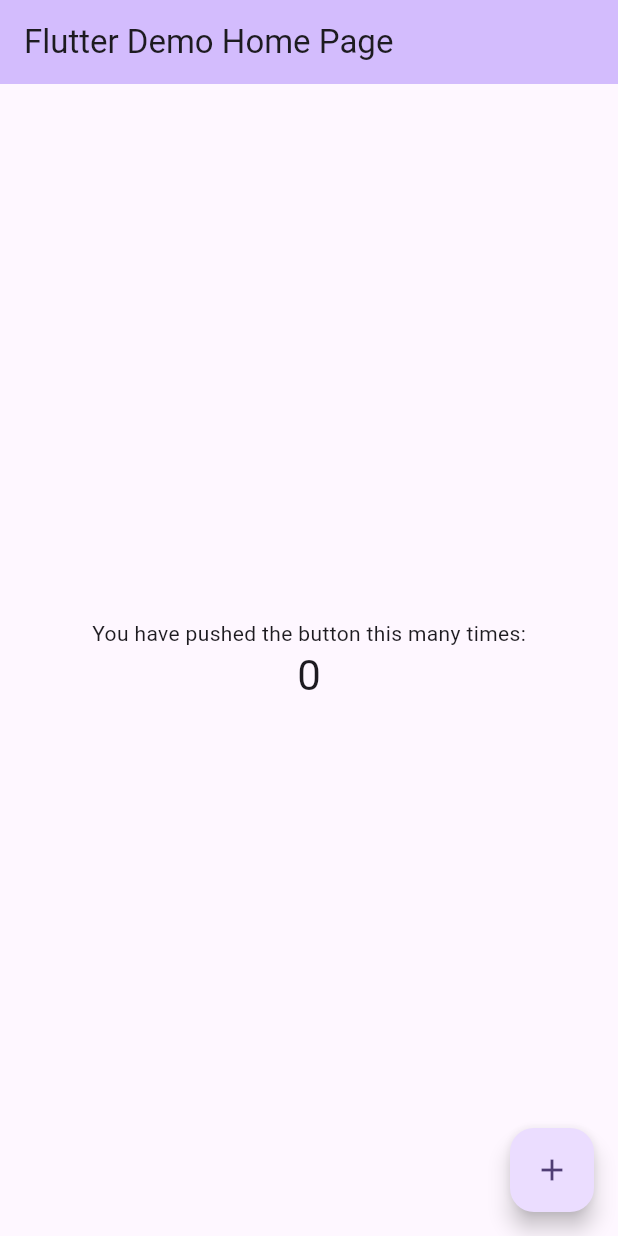
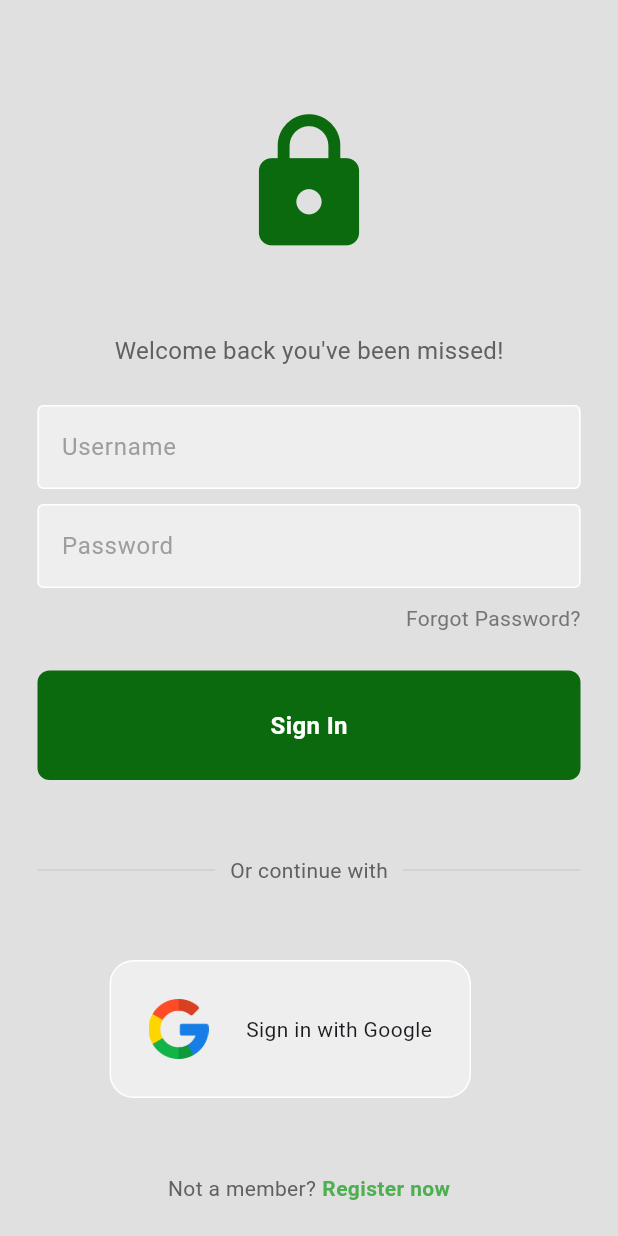
Before and after one commit to maitry4/EcoConnect, a Flutter app: the screen it shows after launch, on a phone screen of 412 x 824 dp. Run offline on Flutter 3.47's test engine with Material 3 defaults, Android fonts, the phone set to English and light mode, and no system bars.

Commit message:
Created Login UI

```diff
--- /dev/null
+++ b/eco_connect/lib/components/my_button.dart
@@ -0,0 +1,32 @@
+import 'package:flutter/material.dart';
+
+class MyButton extends StatelessWidget {
+  final Function()? onTap;
+
+  const MyButton({super.key, required this.onTap});
+
+  @override
+  Widget build(BuildContext context) {
+    return GestureDetector(
+      onTap: onTap,
+      child: Container(
+        padding: const EdgeInsets.all(25),
+        margin: const EdgeInsets.symmetric(horizontal: 25),
+        decoration: BoxDecoration(
+          color: Color.fromARGB(255, 11, 106, 14),
+          borderRadius: BorderRadius.circular(8),
+        ),
+        child: const Center(
+          child: Text(
+            "Sign In",
+            style: TextStyle(
+              color: Colors.white,
+              fontWeight: FontWeight.bold,
+              fontSize: 16,
+            ),
+          ),
+        ),
+      ),
+    );
+  }
+}
--- /dev/null
+++ b/eco_connect/lib/components/my_textfield.dart
@@ -0,0 +1,36 @@
+import 'package:flutter/material.dart';
+
+class MyTextField extends StatelessWidget {
+  final controller;
+  final String hintText;
+  final bool obscureText;
+
+  const MyTextField({
+    super.key,
+    required this.controller,
+    required this.hintText,
+    required this.obscureText,
+  });
+
+  @override
+  Widget build(BuildContext context) {
+    return Padding(
+      padding: const EdgeInsets.symmetric(horizontal: 25.0),
+      child: TextField(
+        controller: controller,
+        obscureText: obscureText,
+        decoration: InputDecoration(
+            enabledBorder: const OutlineInputBorder(
+              borderSide: BorderSide(color: Colors.white),
+            ),
+            focusedBorder: OutlineInputBorder(
+              borderSide: BorderSide(color: Colors.grey.shade400),
+            ),
+            fillColor: Colors.grey.shade200,
+            filled: true,
+            hintText: hintText,
+            hintStyle: TextStyle(color: Colors.grey[500])),
+      ),
+    );
+  }
+}
--- /dev/null
+++ b/eco_connect/lib/components/square_tile.dart
@@ -0,0 +1,31 @@
+import 'package:flutter/material.dart';
+
+class SquareTile extends StatelessWidget {
+  final String imagePath;
+  const SquareTile({
+    super.key,
+    required this.imagePath,
+  });
+
+  @override
+  Widget build(BuildContext context) {
+    return Container(
+      padding: EdgeInsets.all(25),
+      decoration: BoxDecoration(
+        border: Border.all(color: Colors.white),
+        borderRadius: BorderRadius.circular(16),
+        color: Colors.grey[200],
+      ),
+      child: Row(
+        children: [
+          Image.asset(
+            imagePath,
+            height: 40,
+          ),
+          SizedBox(width: 25,),
+          Text("Sign in with Google")
+        ],
+      ),
+    );
+  }
+}
--- a/eco_connect/lib/main.dart
+++ b/eco_connect/lib/main.dart
@@ -1,4 +1,5 @@
 import 'package:flutter/material.dart';
+import 'pages/login_page.dart';
 
 void main() {
   runApp(const MyApp());
@@ -7,119 +8,11 @@
 class MyApp extends StatelessWidget {
   const MyApp({super.key});
 
-  // This widget is the root of your application.
   @override
   Widget build(BuildContext context) {
     return MaterialApp(
-      title: 'Flutter Demo',
-      theme: ThemeData(
-        // This is the theme of your application.
-        //
-        // TRY THIS: Try running your application with "flutter run". You'll see
-        // the application has a purple toolbar. Then, without quitting the app,
-        // try changing the seedColor in the colorScheme below to Colors.green
-        // and then invoke "hot reload" (save your changes or press the "hot
-        // reload" button in a Flutter-supported IDE, or press "r" if you used
-        // the command line to start the app).
-        //
-        // Notice that the counter didn't reset back to zero; the application
-        // state is not lost during the reload. To reset the state, use hot
-        // restart instead.
-        //
-        // This works for code too, not just values: Most code changes can be
-        // tested with just a hot reload.
-        colorScheme: ColorScheme.fromSeed(seedColor: Colors.deepPurple),
-        useMaterial3: true,
-      ),
-      home: const MyHomePage(title: 'Flutter Demo Home Page'),
+      debugShowCheckedModeBanner: false,
+      home: LoginPage(),
     );
   }
 }
-
-class MyHomePage extends StatefulWidget {
-  const MyHomePage({super.key, required this.title});
-
-  // This widget is the home page of your application. It is stateful, meaning
-  // that it has a State object (defined below) that contains fields that affect
-  // how it looks.
-
-  // This class is the configuration for the state. It holds the values (in this
-  // case the title) provided by the parent (in this case the App widget) and
-  // used by the build method of the State. Fields in a Widget subclass are
-  // always marked "final".
-
-  final String title;
-
-  @override
-  State<MyHomePage> createState() => _MyHomePageState();
-}
-
-class _MyHomePageState extends State<MyHomePage> {
-  int _counter = 0;
-
-  void _incrementCounter() {
-    setState(() {
-      // This call to setState tells the Flutter framework that something has
-      // changed in this State, which causes it to rerun the build method below
-      // so that the display can reflect the updated values. If we changed
-      // _counter without calling setState(), then the build method would not be
-      // called again, and so nothing would appear to happen.
-      _counter++;
-    });
-  }
-
-  @override
-  Widget build(BuildContext context) {
-    // This method is rerun every time setState is called, for instance as done
-    // by the _incrementCounter method above.
-    //
-    // The Flutter framework has been optimized to make rerunning build methods
-    // fast, so that you can just rebuild anything that needs updating rather
-    // than having to individually change instances of widgets.
-    return Scaffold(
-      appBar: AppBar(
-        // TRY THIS: Try changing the color here to a specific color (to
-        // Colors.amber, perhaps?) and trigger a hot reload to see the AppBar
-        // change color while the other colors stay the same.
-        backgroundColor: Theme.of(context).colorScheme.inversePrimary,
-        // Here we take the value from the MyHomePage object that was created by
-        // the App.build method, and use it to set our appbar title.
-        title: Text(widget.title),
-      ),
-      body: Center(
-        // Center is a layout widget. It takes a single child and positions it
-        // in the middle of the parent.
-        child: Column(
-          // Column is also a layout widget. It takes a list of children and
-          // arranges them vertically. By default, it sizes itself to fit its
-          // children horizontally, and tries to be as tall as its parent.
-          //
-          // Column has various properties to control how it sizes itself and
-          // how it positions its children. Here we use mainAxisAlignment to
-          // center the children vertically; the main axis here is the vertical
-          // axis because Columns are vertical (the cross axis would be
-          // horizontal).
-          //
-          // TRY THIS: Invoke "debug painting" (choose the "Toggle Debug Paint"
-          // action in the IDE, or press "p" in the console), to see the
-          // wireframe for each widget.
-          mainAxisAlignment: MainAxisAlignment.center,
-          children: <Widget>[
-            const Text(
-              'You have pushed the button this many times:',
-            ),
-            Text(
-              '$_counter',
-              style: Theme.of(context).textTheme.headlineMedium,
-            ),
-          ],
-        ),
-      ),
-      floatingActionButton: FloatingActionButton(
-        onPressed: _incrementCounter,
-        tooltip: 'Increment',
-        child: const Icon(Icons.add),
-      ), // This trailing comma makes auto-formatting nicer for build methods.
-    );
-  }
-}
--- /dev/null
+++ b/eco_connect/lib/pages/login_page.dart
@@ -0,0 +1,158 @@
+import 'package:flutter/material.dart';
+import 'package:eco_connect/components/my_button.dart';
+import 'package:eco_connect/components/my_textfield.dart';
+import 'package:eco_connect/components/square_tile.dart';
+
+class LoginPage extends StatelessWidget {
+  LoginPage({super.key});
+
+  // text editing controllers
+  final usernameController = TextEditingController();
+  final passwordController = TextEditingController();
+
+  // sign user in method
+  void signUserIn() {}
+
+  @override
+  Widget build(BuildContext context) {
+    return Scaffold(
+      backgroundColor: Colors.grey[300],
+      body: SafeArea(
+        child: Center(
+          child: Column(
+            mainAxisAlignment: MainAxisAlignment.center,
+            children: [
+              const SizedBox(height: 50),
+
+              // logo
+              const Icon(
+                Icons.lock,
+                size: 100,
+                color: Color.fromARGB(255, 11, 106, 14),
+              ),
+
+              const SizedBox(height: 50),
+
+              // welcome back, you've been missed!
+              Text(
+                'Welcome back you\'ve been missed!',
+                style: TextStyle(
+                  color: Colors.grey[700],
+                  fontSize: 16,
+                ),
+              ),
+
+              const SizedBox(height: 25),
+
+              // username textfield
+              MyTextField(
+                controller: usernameController,
+                hintText: 'Username',
+                obscureText: false,
+              ),
+
+              const SizedBox(height: 10),
+
+              // password textfield
+              MyTextField(
+                controller: passwordController,
+                hintText: 'Password',
+                obscureText: true,
+              ),
+
+              const SizedBox(height: 10),
+
+              // forgot password?
+              Padding(
+                padding: const EdgeInsets.symmetric(horizontal: 25.0),
+                child: Row(
+                  mainAxisAlignment: MainAxisAlignment.end,
+                  children: [
+                    Text(
+                      'Forgot Password?',
+                      style: TextStyle(color: Colors.grey[600]),
+                    ),
+                  ],
+                ),
+              ),
+
+              const SizedBox(height: 25),
+
+              // sign in button
+              MyButton(
+                onTap: signUserIn,
+              ),
+
+              const SizedBox(height: 50),
+
+              // or continue with
+              Padding(
+                padding: const EdgeInsets.symmetric(horizontal: 25.0),
+                child: Row(
+                  children: [
+                    Expanded(
+                      child: Divider(
+                        thickness: 0.5,
+                        color: Colors.grey[400],
+                      ),
+                    ),
+                    Padding(
+                      padding: const EdgeInsets.symmetric(horizontal: 10.0),
+                      child: Text(
+                        'Or continue with',
+                        style: TextStyle(color: Colors.grey[700]),
+                      ),
+                    ),
+                    Expanded(
+                      child: Divider(
+                        thickness: 0.5,
+                        color: Colors.grey[400],
+                      ),
+                    ),
+                  ],
+                ),
+              ),
+
+              const SizedBox(height: 50),
+
+              // google + apple sign in buttons
+              Row(
+                mainAxisAlignment: MainAxisAlignment.center,
+                children: const [
+                  // google button
+                  SquareTile(imagePath: 'lib/images/google.png'),
+
+                  SizedBox(width: 25),
+
+                  // apple button
+                  // SquareTile(imagePath: 'lib/images/apple.png')
+                ],
+              ),
+
+              const SizedBox(height: 50),
+
+              // not a member? register now
+              Row(
+                mainAxisAlignment: MainAxisAlignment.center,
+                children: [
+                  Text(
+                    'Not a member?',
+                    style: TextStyle(color: Colors.grey[700]),
+                  ),
+                  const SizedBox(width: 4),
+                  const Text(
+                    'Register now',
+                    style: TextStyle(
+                      color: Colors.green,
+                      fontWeight: FontWeight.bold,
+                    ),
+                  ),
+                ],
+              )
+            ],
+          ),
+        ),
+      ),
+    );
+  }
+}
```
Also changed, not shown: eco_connect/pubspec.yaml (+5 -4 lines), eco_connect/lib/images/apple.png (added), eco_connect/lib/images/google.png (added), eco_connect/pubspec.lock.
